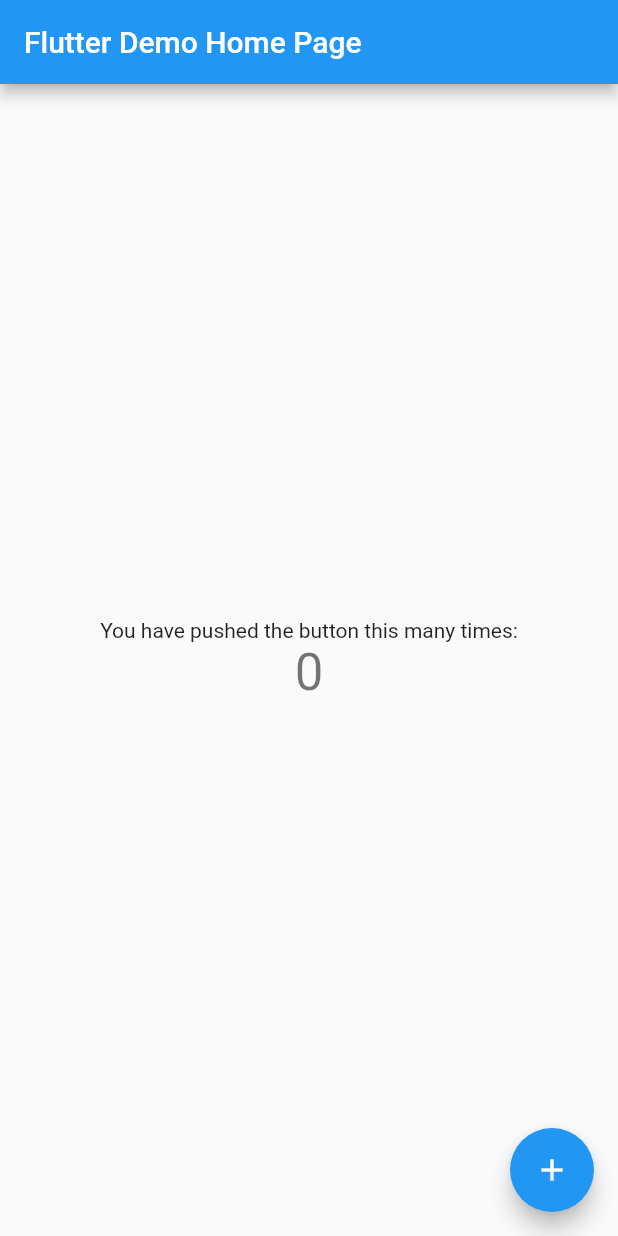
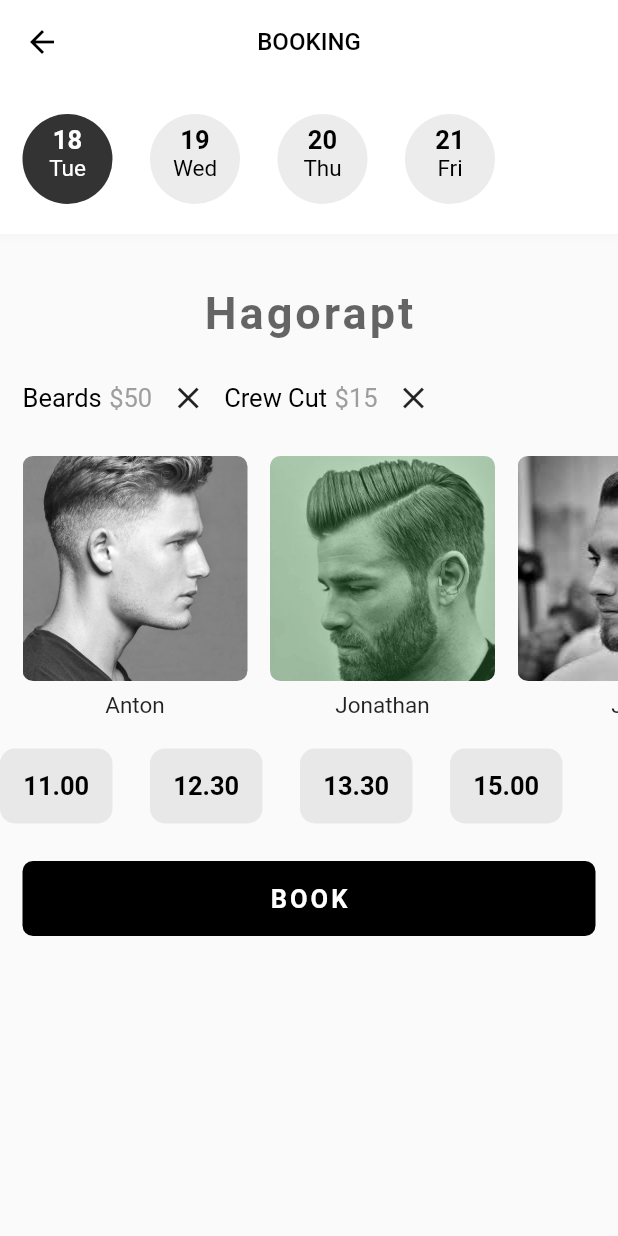
Before and after one commit to ChinmayShringi/Haircut_FlutterUI, a Flutter app: the screen it shows after launch, on a phone screen of 412 x 824 dp. Run offline on Flutter 3.47's test engine with Material 2 defaults, Android fonts, the phone set to English and light mode, and no system bars; Roboto replaces fonts that are missing (FiraSans).

Commit message:
add home

```diff
--- /dev/null
+++ b/lib/booking.dart
@@ -0,0 +1,25 @@
+import 'package:flutter/material.dart';
+
+
+class BookingPage extends StatefulWidget {
+  @override
+  _BookingPageState createState() => _BookingPageState();
+}
+
+class _BookingPageState extends State<BookingPage> {
+  @override
+  Widget build(BuildContext context) {
+    return Scaffold(
+      appBar: AppBar(
+        elevation: 0.0,
+        backgroundColor: Colors.white,
+        title: Text('BOOKING',
+            style: TextStyle(
+                fontFamily: 'FirSans', fontSize: 16.0, color: Colors.black)),
+      ),
+      body: ListView(
+        children: <Widget>[]
+      ),
+    );
+  }
+}
--- /dev/null
+++ b/lib/confirm.dart
@@ -0,0 +1,25 @@
+import 'package:flutter/material.dart';
+
+class ConfirmPage extends StatefulWidget {
+  @override
+  _ConfirmPageState createState() => _ConfirmPageState();
+}
+
+class _ConfirmPageState extends State<ConfirmPage> {
+
+  @override
+  Widget build(BuildContext context) {
+    return Scaffold(
+      appBar: AppBar(
+        elevation: 0.0,
+        backgroundColor: Colors.white,
+        title: Text('Confirm',
+            style: TextStyle(
+                fontFamily: 'FirSans', fontSize: 16.0, color: Colors.black)),
+      ),
+      body: ListView(
+        children: <Widget>[]
+      ),
+    );
+  }
+}
--- /dev/null
+++ b/lib/home.dart
@@ -0,0 +1,329 @@
+import 'package:flutter/material.dart';
+
+class HomePage extends StatefulWidget {
+  @override
+  _HomePageState createState() => _HomePageState();
+}
+
+class _HomePageState extends State<HomePage> {
+  var selectedDate = 18;
+  var selectedBarber = 'Jonathan';
+  var selectedTime = '12:30';
+
+  @override
+  Widget build(BuildContext context) {
+    return Scaffold(
+      appBar: AppBar(
+        elevation: 0.0,
+        backgroundColor: Colors.white,
+        title: Text('BOOKING',
+            style: TextStyle(
+                 fontSize: 16.0, color: Colors.black)),
+        centerTitle: true,
+        leading: IconButton(
+          onPressed: () {},
+          icon: Icon(Icons.arrow_back),
+          color: Colors.black,
+        ),
+      ),
+      body: ListView(
+        children: <Widget>[
+          Stack(
+            children: <Widget>[
+              Container(
+                height: 100.0,
+                decoration: BoxDecoration(boxShadow: [
+                  BoxShadow(
+                      blurRadius: 3.0,
+                      color: Colors.black.withOpacity(0.01),
+                      spreadRadius: 4.0)
+                ], color: Colors.white),
+              ),
+              Positioned(
+                top: 20.0,
+                left: 15.0,
+                right: 15.0,
+                child: Container(
+                  height: 60.0,
+                  child: ListView(
+                    scrollDirection: Axis.horizontal,
+                    children: <Widget>[
+                      getDate(18, 'Tue'),
+                      SizedBox(width: 25.0),
+                      getDate(19, 'Wed'),
+                      SizedBox(width: 25.0),
+                      getDate(20, 'Thu'),
+                      SizedBox(width: 25.0),
+                      getDate(21, 'Fri'),
+                      SizedBox(width: 25.0),
+                    ],
+                  ),
+                ),
+              )
+            ],
+          ),
+          SizedBox(height: 35.0),
+          Center(
+            child: Text(
+              'Hagorapt',
+              style: TextStyle(
+                  letterSpacing: 2.0,
+
+                  fontSize: 30.0,
+                  color: Colors.black.withOpacity(0.6),
+                  fontWeight: FontWeight.bold),
+            ),
+          ),
+          SizedBox(height: 15.0),
+          Row(
+            children: <Widget>[
+              SizedBox(width: 15.0),
+              getService('Beards', 50),
+              getService('Crew Cut', 15)
+            ],
+          ),
+          SizedBox(height: 15.0),
+          Container(
+              height: 175.0,
+              child: ListView(
+                padding: EdgeInsets.only(left: 15.0, right: 15.0),
+                scrollDirection: Axis.horizontal,
+                children: <Widget>[
+                  getBarber('assets/style2.jpg', 'Anton'),
+                  SizedBox(width: 15.0),
+                  getBarber('assets/style1.jpg', 'Jonathan'),
+                  SizedBox(width: 15.0),
+                  getBarber('assets/style3.jpeg', 'Jim'),
+                  SizedBox(width: 15.0),
+                ],
+              )),
+          SizedBox(height: 20.0),
+          Container(
+            height: 50.0,
+            child: ListView(
+              scrollDirection: Axis.horizontal,
+              children: <Widget>[
+                getTime('11.00'),
+                SizedBox(width: 25.0),
+                getTime('12.30'),
+                SizedBox(width: 25.0),
+                getTime('13.30'),
+                SizedBox(width: 25.0),
+                getTime('15.00'),
+                SizedBox(width: 25.0)
+              ],
+            ),
+          ),
+          SizedBox(height: 25.0),
+          Padding(
+            padding: const EdgeInsets.only(left: 15.0, right: 15.0),
+            child: InkWell(
+              onTap: () {},
+              child: Container(
+                height: 50.0,
+                width: double.infinity,
+                decoration: BoxDecoration(
+                    borderRadius: BorderRadius.circular(7.0),
+                    color: Colors.black),
+                child: Center(
+                  child: Text(
+                    'BOOK',
+                    style: TextStyle(
+                        letterSpacing: 2.0,
+
+                        fontSize: 17.0,
+                        color: Colors.white,
+                        fontWeight: FontWeight.bold),
+                  ),
+                ),
+              ),
+            ),
+          )
+        ],
+      ),
+    );
+  }
+
+  Color switchTimeColor(time) {
+    if (time == selectedTime) {
+      return Colors.black.withOpacity(0.8);
+    } else {
+      return Colors.grey.withOpacity(0.2);
+    }
+  }
+
+  Color switchTimeContentColor(time) {
+    if (time == selectedTime) {
+      return Colors.white;
+    } else {
+      return Colors.black;
+    }
+  }
+
+  selectTime(time) {
+    setState(() {
+      selectedTime = time;
+    });
+  }
+
+  Widget getTime(time) {
+    return AnimatedContainer(
+      duration: Duration(milliseconds: 500),
+      curve: Curves.easeIn,
+      decoration: BoxDecoration(
+          borderRadius: BorderRadius.circular(10.0),
+          color: switchTimeColor(time)),
+      height: 50.0,
+      width: 75.0,
+      child: InkWell(
+        onTap: () {
+          selectTime(time);
+        },
+        child: Center(
+          child: Text(
+            time,
+            style: TextStyle(
+
+                fontSize: 17.0,
+                fontWeight: FontWeight.bold,
+                color: switchTimeContentColor(time)),
+          ),
+        ),
+      ),
+    );
+  }
+
+  Widget getBarber(String imgPath, String name) {
+    return Column(
+      children: <Widget>[
+        Stack(
+          children: <Widget>[
+            Container(
+              height: 150.0,
+              width: 150.0,
+              decoration: BoxDecoration(
+                  borderRadius: BorderRadius.circular(7.0),
+                  image: DecorationImage(
+                      image: AssetImage(imgPath), fit: BoxFit.cover)),
+            ),
+            InkWell(
+              onTap: () {
+                selectBarber(name);
+              },
+              child: Container(
+                height: 150.0,
+                width: 150.0,
+                decoration: BoxDecoration(
+                    borderRadius: BorderRadius.circular(7.0),
+                    color: getSelectedBarber(name)),
+              ),
+            )
+          ],
+        ),
+        SizedBox(height: 7.0),
+        Text(
+          name,
+          style: TextStyle( fontSize: 15.0),
+        )
+      ],
+    );
+  }
+
+  selectBarber(name) {
+    setState(() {
+      selectedBarber = name;
+    });
+  }
+
+  Color getSelectedBarber(name) {
+    if (name == selectedBarber) {
+      return Colors.green.withOpacity(0.3);
+    } else {
+      return Colors.transparent;
+    }
+  }
+
+  Widget getService(String name, int price) {
+    return Container(
+      child: Row(
+        children: <Widget>[
+          Text(
+            name,
+            style: TextStyle(
+                 fontSize: 17.0, color: Colors.black),
+          ),
+          SizedBox(width: 5.0),
+          Text(
+            '\$' + price.toString(),
+            style: TextStyle(
+                 fontSize: 17.0, color: Colors.grey),
+          ),
+          IconButton(
+            icon: Icon(Icons.close),
+            onPressed: () {},
+          )
+        ],
+      ),
+    );
+  }
+
+  Widget getDate(int date, String day) {
+    return AnimatedContainer(
+      duration: Duration(milliseconds: 500),
+      curve: Curves.easeIn,
+      decoration: BoxDecoration(
+          borderRadius: BorderRadius.circular(30.0), color: switchColor(date)),
+      width: 60.0,
+      height: 60.0,
+      child: InkWell(
+        onTap: () {
+          selectDate(date);
+        },
+        child: Center(
+          child: Column(
+            children: <Widget>[
+              SizedBox(height: 7.0),
+              Text(
+                date.toString(),
+                style: TextStyle(
+
+                    fontSize: 17.0,
+                    fontWeight: FontWeight.bold,
+                    color: switchContentColor(date)),
+              ),
+              Text(
+                day,
+                style: TextStyle(
+                    fontFamily: 'FiraSans',
+                    fontSize: 15.0,
+                    color: switchContentColor(date)),
+              ),
+            ],
+          ),
+        ),
+      ),
+    );
+  }
+
+  Color switchColor(date) {
+    if (date == selectedDate) {
+      return Colors.black.withOpacity(0.8);
+    } else {
+      return Colors.grey.withOpacity(0.2);
+    }
+  }
+
+  Color switchContentColor(date) {
+    if (date == selectedDate) {
+      return Colors.white;
+    } else {
+      return Colors.black;
+    }
+  }
+
+  selectDate(date) {
+    setState(() {
+      selectedDate = date;
+    });
+  }
+}
--- a/lib/main.dart
+++ b/lib/main.dart
@@ -1,113 +1,14 @@
 import 'package:flutter/material.dart';
+import 'package:thebarber/home.dart';
 
-void main() {
-  runApp(MyApp());
-}
+void main() => runApp(MyApp());
 
 class MyApp extends StatelessWidget {
-  // This widget is the root of your application.
   @override
   Widget build(BuildContext context) {
     return MaterialApp(
-      title: 'Flutter Demo',
-      theme: ThemeData(
-        // This is the theme of your application.
-        //
-        // Try running your application with "flutter run". You'll see the
-        // application has a blue toolbar. Then, without quitting the app, try
-        // changing the primarySwatch below to Colors.green and then invoke
-        // "hot reload" (press "r" in the console where you ran "flutter run",
-        // or simply save your changes to "hot reload" in a Flutter IDE).
-        // Notice that the counter didn't reset back to zero; the application
-        // is not restarted.
-        primarySwatch: Colors.blue,
-      ),
-      home: MyHomePage(title: 'Flutter Demo Home Page'),
+      debugShowCheckedModeBanner: false,
+      home: HomePage(),
     );
   }
 }
-
-class MyHomePage extends StatefulWidget {
-  MyHomePage({Key key, this.title}) : super(key: key);
-
-  // This widget is the home page of your application. It is stateful, meaning
-  // that it has a State object (defined below) that contains fields that affect
-  // how it looks.
-
-  // This class is the configuration for the state. It holds the values (in this
-  // case the title) provided by the parent (in this case the App widget) and
-  // used by the build method of the State. Fields in a Widget subclass are
-  // always marked "final".
-
-  final String title;
-
-  @override
-  _MyHomePageState createState() => _MyHomePageState();
-}
-
-class _MyHomePageState extends State<MyHomePage> {
-  int _counter = 0;
-
-  void _incrementCounter() {
-    setState(() {
-      // This call to setState tells the Flutter framework that something has
-      // changed in this State, which causes it to rerun the build method below
-      // so that the display can reflect the updated values. If we changed
-      // _counter without calling setState(), then the build method would not be
-      // called again, and so nothing would appear to happen.
-      _counter++;
-    });
-  }
-
-  @override
-  Widget build(BuildContext context) {
-    // This method is rerun every time setState is called, for instance as done
-    // by the _incrementCounter method above.
-    //
-    // The Flutter framework has been optimized to make rerunning build methods
-    // fast, so that you can just rebuild anything that needs updating rather
-    // than having to individually change instances of widgets.
-    return Scaffold(
-      appBar: AppBar(
-        // Here we take the value from the MyHomePage object that was created by
-        // the App.build method, and use it to set our appbar title.
-        title: Text(widget.title),
-      ),
-      body: Center(
-        // Center is a layout widget. It takes a single child and positions it
-        // in the middle of the parent.
-        child: Column(
-          // Column is also a layout widget. It takes a list of children and
-          // arranges them vertically. By default, it sizes itself to fit its
-          // children horizontally, and tries to be as tall as its parent.
-          //
-          // Invoke "debug painting" (press "p" in the console, choose the
-          // "Toggle Debug Paint" action from the Flutter Inspector in Android
-          // Studio, or the "Toggle Debug Paint" command in Visual Studio Code)
-          // to see the wireframe for each widget.
-          //
-          // Column has various properties to control how it sizes itself and
-          // how it positions its children. Here we use mainAxisAlignment to
-          // center the children vertically; the main axis here is the vertical
-          // axis because Columns are vertical (the cross axis would be
-          // horizontal).
-          mainAxisAlignment: MainAxisAlignment.center,
-          children: <Widget>[
-            Text(
-              'You have pushed the button this many times:',
-            ),
-            Text(
-              '$_counter',
-              style: Theme.of(context).textTheme.headline4,
-            ),
-          ],
-        ),
-      ),
-      floatingActionButton: FloatingActionButton(
-        onPressed: _incrementCounter,
-        tooltip: 'Increment',
-        child: Icon(Icons.add),
-      ), // This trailing comma makes auto-formatting nicer for build methods.
-    );
-  }
-}
```
Also changed, not shown: pubspec.yaml (+5 -4 lines), assets/style1.jpg (added), assets/style2.jpg (added), assets/style3.jpeg (added).
